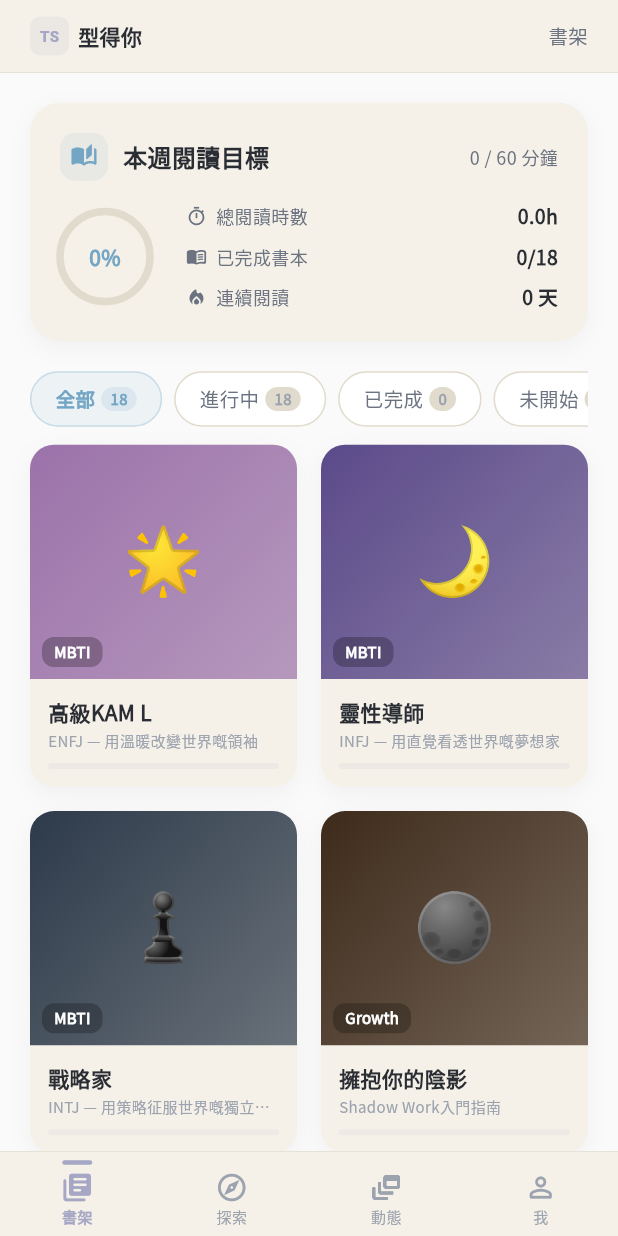
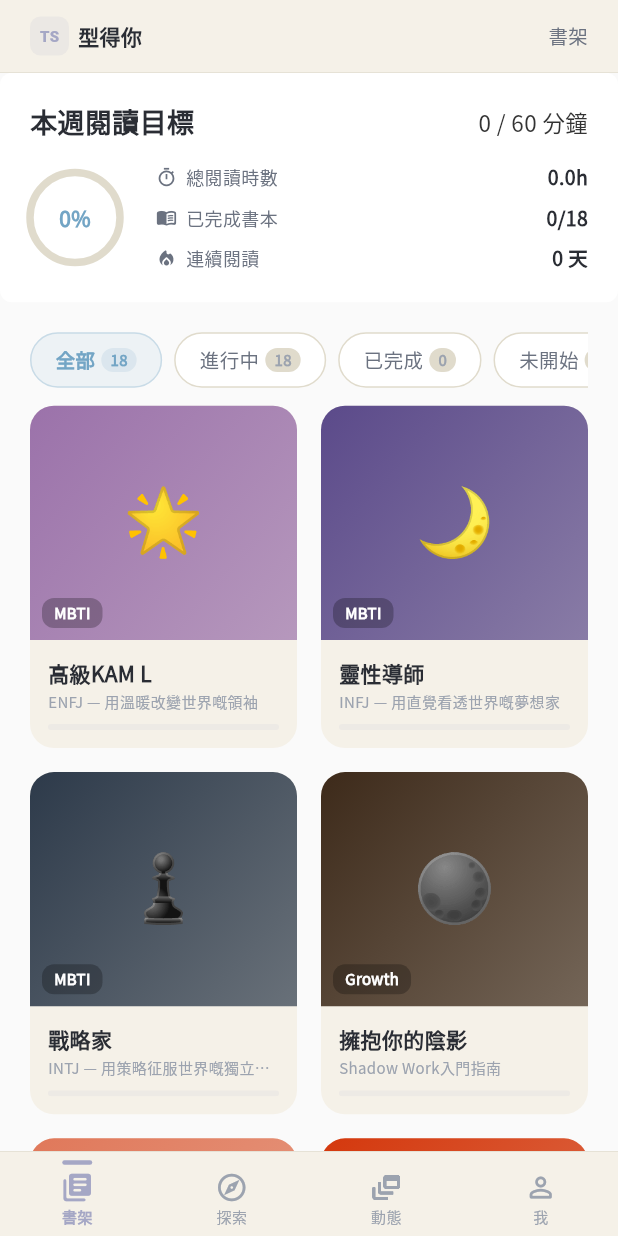
Before and after one commit to cassidy753/typingself-app, a Flutter app: the screen it shows after launch, after a tap on "跳過", on a phone screen of 412 x 824 dp. Run offline on Flutter 3.47's test engine with Material 3 defaults, Android fonts, the phone set to English and light mode, and no system bars; our stand-ins replace flutter_animate, flutter_local_notifications, flutter_riverpod, google_fonts, share_plus, shared_preferences and 1 more; Roboto replaces fonts that are missing (Noto Serif Tc).

Commit message:
Borderless: remove shadows, update reading goal card

```diff
--- a/lib/core/theme.dart
+++ b/lib/core/theme.dart
@@ -90,32 +90,48 @@ class AppSpacing {
   static const double xxxl = 40;
 }
 
-// ─── RADIUS ───
+// ─── RADIUS (Borderless-friendly) ───
 class AppRadius {
-  static const double sm = 12.0;
-  static const double md = 16.0;
-  static const double lg = 20.0;
-  static const double xl = 24.0;
-  static const double xxl = 28.0;
+  static const double sm = 4.0;
+  static const double md = 8.0;
+  static const double lg = 12.0;
+  static const double xl = 16.0;
+  static const double xxl = 20.0;
 }
 
-// ─── SHADOWS ───
+// ─── SHADOWS (Borderless — minimal) ───
 class AppShadows {
-  static List<BoxShadow> get card => [
+  static List<BoxShadow> get card => [];  // Borderless: 冇 shadow
+  static List<BoxShadow> get elevated => [];
+  static List<BoxShadow> get pressed => [
     BoxShadow(
       color: Colors.black.withValues(alpha: 0.04),
-      blurRadius: 12,
-      offset: const Offset(0, 4),
+      blurRadius: 4,
+      offset: const Offset(0, 1),
     ),
   ];
+}
 
-  static List<BoxShadow> get elevated => [
-    BoxShadow(
-      color: Colors.black.withValues(alpha: 0.06),
-      blurRadius: 20,
-      offset: const Offset(0, 6),
-    ),
-  ];
+// ─── BORDERLESS HELPERS ───
+class AppBorderless {
+  /// Card → 冇裝飾 flat container
+  static BoxDecoration card({bool isDark = false}) => BoxDecoration(
+    color: isDark ? null : Colors.white,
+    borderRadius: BorderRadius.circular(AppRadius.md),
+  );
+
+  /// 1px 幼線 divider
+  static Widget divider({bool isDark = false}) => Divider(
+    height: 1,
+    thickness: 1,
+    color: isDark ? const Color(0xFF2A2A2A) : const Color(0xFFE5E7EB),
+  );
+
+  /// 背景 gap（代替 card shadow）
+  static Widget gap({bool isDark = false}) => Container(
+    height: 8,
+    color: isDark ? const Color(0xFF121212) : const Color(0xFFF4F5F6),
+  );
 }
 
 // ─── THEME ───
--- a/lib/features/bookshelf/bookshelf_screen.dart
+++ b/lib/features/bookshelf/bookshelf_screen.dart
@@ -177,31 +177,18 @@ class _WeeklyGoalCard extends StatelessWidget {
     final hours = (totalReadingMinutes / 60).toStringAsFixed(1);
 
     return Padding(
-      padding: const EdgeInsets.fromLTRB(20, 20, 20, 8),
+      padding: const EdgeInsets.fromLTRB(0, 0, 0, 8),
       child: Container(
-        decoration: BoxDecoration(
-          color: isDark ? AppColors.darkSurface : AppColors.surface,
-          borderRadius: BorderRadius.circular(20),
-          boxShadow: AppShadows.card,
-        ),
+        decoration: AppBorderless.card(isDark: isDark),
         padding: const EdgeInsets.all(20),
         child: Column(
           children: [
-            // Title row
+            // Title row — Typography as Ornament
             Row(
               children: [
-                Container(
-                  width: 32, height: 32,
-                  decoration: BoxDecoration(
-                    color: AppColors.accentEarth.withValues(alpha: 0.1),
-                    borderRadius: BorderRadius.circular(10),
-                  ),
-                  child: const Icon(Icons.auto_stories_rounded, size: 18, color: AppColors.accentEarth),
-                ),
-                const SizedBox(width: 10),
                 Text('本週閱讀目標',
                   style: GoogleFonts.notoSerifTc(
-                    fontSize: 16,
+                    fontSize: 18,
                     fontWeight: FontWeight.w700,
                     color: isDark ? AppColors.darkTextPrimary : AppColors.textPrimary,
                   ),
@@ -209,9 +196,9 @@ class _WeeklyGoalCard extends StatelessWidget {
                 const Spacer(),
                 Text('${weeklyMinutes} / ${goalMinutes} 分鐘',
                   style: GoogleFonts.notoSansTc(
-                    fontSize: 12,
+                    fontSize: 15,
                     fontWeight: FontWeight.w500,
-                    color: isDark ? AppColors.darkTextSecondary : AppColors.textSecondary,
+                    color: isDark ? AppColors.darkTextSecondary : const Color(0xFF333333),
                   ),
                 ),
               ],
```
Also changed, not shown: 1 other file.
